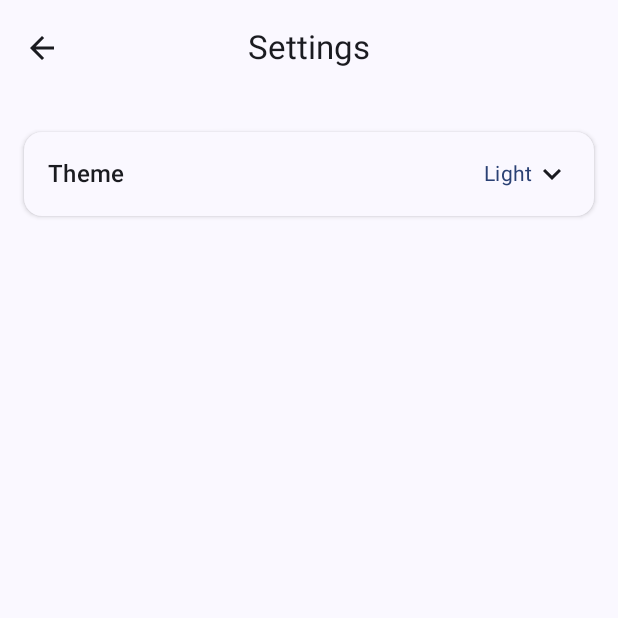
After one commit to PiotrKedz/KPZ25_CORE2, an Android app built with Jetpack Compose: the SettingsActivity screen opened directly, with no data from a screen before it, on a phone screen of 412 x 824 dp, the top half of it. The commit adds this screen. Run offline under Robolectric (Android 15) with nearby library versions, the phone set to English and light mode, and no system bars.

Commit message:
added settings screen and theme option, not fully working yet

```diff
--- a/app/src/main/AndroidManifest.xml
+++ b/app/src/main/AndroidManifest.xml
@@ -29,6 +29,10 @@
             android:exported="false"
             android:theme="@style/Theme.InnerTemp" />
         <activity
+            android:name=".SettingsActivity"
+            android:exported="false"
+            android:theme="@style/Theme.InnerTemp" />
+        <activity
             android:name=".MainActivity"
             android:exported="true"
             android:label="@string/app_name"
--- /dev/null
+++ b/app/src/main/java/com/example/innertemp/SettingsActivity.kt
@@ -0,0 +1,212 @@
+package com.example.innertemp
+
+import android.os.Bundle
+import androidx.activity.ComponentActivity
+import androidx.activity.compose.setContent
+import androidx.compose.foundation.clickable
+import androidx.compose.foundation.layout.Column
+import androidx.compose.foundation.layout.Row
+import androidx.compose.foundation.layout.Spacer
+import androidx.compose.foundation.layout.fillMaxSize
+import androidx.compose.foundation.layout.fillMaxWidth
+import androidx.compose.foundation.layout.height
+import androidx.compose.foundation.layout.padding
+import androidx.compose.material.icons.Icons
+import androidx.compose.material.icons.filled.ArrowBack
+import androidx.compose.material.icons.filled.KeyboardArrowDown
+import androidx.compose.material.icons.filled.KeyboardArrowUp
+import androidx.compose.material3.Card
+import androidx.compose.material3.CardDefaults
+import androidx.compose.material3.ExperimentalMaterial3Api
+import androidx.compose.material3.Icon
+import androidx.compose.material3.IconButton
+import androidx.compose.material3.MaterialTheme
+import androidx.compose.material3.RadioButton
+import androidx.compose.material3.Scaffold
+import androidx.compose.material3.Surface
+import androidx.compose.material3.Text
+import androidx.compose.material3.TopAppBar
+import androidx.compose.runtime.Composable
+import androidx.compose.runtime.getValue
+import androidx.compose.runtime.mutableStateOf
+import androidx.compose.runtime.remember
+import androidx.compose.runtime.setValue
+import androidx.compose.ui.Alignment
+import androidx.compose.ui.Modifier
+import androidx.compose.ui.platform.LocalContext
+import androidx.compose.ui.text.font.FontWeight
+import androidx.compose.ui.text.style.TextAlign
+import androidx.compose.ui.unit.dp
+import com.example.innertemp.ui.theme.InnerTempTheme
+import android.content.Context
+
+class SettingsActivity : ComponentActivity() {
+    override fun onCreate(savedInstanceState: Bundle?) {
+        super.onCreate(savedInstanceState)
+
+        val sharedPref = getSharedPreferences("app_settings", Context.MODE_PRIVATE)
+        val savedTheme = sharedPref.getString("theme", "Light") ?: "Light"
+        val useDarkTheme = savedTheme == "Dark"
+
+        setContent {
+            InnerTempTheme(darkTheme = useDarkTheme) {
+                Surface(
+                    modifier = Modifier.fillMaxSize(),
+                    color = MaterialTheme.colorScheme.background
+                ) {
+                    SettingsScreen(
+                        onBack = { finish() },
+                        onThemeChanged = {
+                            finish()
+                            startActivity(intent)
+                            overridePendingTransition(android.R.anim.fade_in, android.R.anim.fade_out)
+                        }
+                    )
+                }
+            }
+        }
+    }
+}
+
+@OptIn(ExperimentalMaterial3Api::class)
+@Composable
+fun SettingsScreen(onBack: () -> Unit, onThemeChanged: () -> Unit) {
+    val context = LocalContext.current
+    var isThemeExpanded by remember { mutableStateOf(false) }
+
+    val sharedPref = context.getSharedPreferences("app_settings", Context.MODE_PRIVATE)
+    var selectedTheme by remember {
+        mutableStateOf(sharedPref.getString("theme", "Light") ?: "Light")
+    }
+
+    fun saveThemePreference(theme: String) {
+        with(sharedPref.edit()) {
+            putString("theme", theme)
+            apply()
+        }
+        selectedTheme = theme
+        onThemeChanged()
+    }
+
+    Scaffold(
+        topBar = {
+            TopAppBar(
+                title = {
+                    Text(
+                        "Settings",
+                        modifier = Modifier.fillMaxWidth(),
+                        textAlign = TextAlign.Center
+                    )
+                },
+                navigationIcon = {
+                    IconButton(onClick = { onBack() }) {
+                        Icon(Icons.Filled.ArrowBack, contentDescription = "Back")
+                    }
+                },
+                actions = {
+                    IconButton(onClick = { /* Do nothing */ }) {
+                        Icon(
+                            imageVector = Icons.Filled.ArrowBack,
+                            contentDescription = null,
+                            tint = MaterialTheme.colorScheme.background
+                        )
+                    }
+                }
+            )
+        }
+    ) { paddingValues ->
+        Column(
+            modifier = Modifier
+                .padding(paddingValues)
+                .fillMaxSize()
+                .padding(16.dp)
+        ) {
+            Card(
+                modifier = Modifier
+                    .fillMaxWidth()
+                    .padding(vertical = 8.dp),
+                elevation = CardDefaults.cardElevation(defaultElevation = 2.dp),
+                colors = CardDefaults.cardColors(containerColor = MaterialTheme.colorScheme.surface)
+            ) {
+                Column(
+                    modifier = Modifier
+                        .fillMaxWidth()
+                        .padding(16.dp)
+                ) {
+                    Row(
+                        modifier = Modifier
+                            .fillMaxWidth()
+                            .clickable { isThemeExpanded = !isThemeExpanded },
+                        verticalAlignment = Alignment.CenterVertically
+                    ) {
+                        Text(
+                            text = "Theme",
+                            style = MaterialTheme.typography.titleMedium,
+                            fontWeight = FontWeight.Medium,
+                            modifier = Modifier.weight(1f)
+                        )
+
+                        Text(
+                            text = selectedTheme,
+                            style = MaterialTheme.typography.bodyMedium,
+                            color = MaterialTheme.colorScheme.primary
+                        )
+
+                        Icon(
+                            imageVector = if (isThemeExpanded) Icons.Default.KeyboardArrowUp else Icons.Default.KeyboardArrowDown,
+                            contentDescription = if (isThemeExpanded) "Collapse" else "Expand"
+                        )
+                    }
+
+                    if (isThemeExpanded) {
+                        Spacer(modifier = Modifier.height(8.dp))
+
+                        Row(
+                            modifier = Modifier
+                                .fillMaxWidth()
+                                .padding(vertical = 8.dp)
+                                .clickable {
+                                    saveThemePreference("Light")
+                                },
+                            verticalAlignment = Alignment.CenterVertically
+                        ) {
+                            RadioButton(
+                                selected = selectedTheme == "Light",
+                                onClick = {
+                                    saveThemePreference("Light")
+                                }
+                            )
+                            Text(
+                                text = "Light",
+                                style = MaterialTheme.typography.bodyMedium,
+                                modifier = Modifier.padding(start = 8.dp)
+                            )
+                        }
+
+                        Row(
+                            modifier = Modifier
+                                .fillMaxWidth()
+                                .padding(vertical = 8.dp)
+                                .clickable {
+                                    saveThemePreference("Dark")
+                                },
+                            verticalAlignment = Alignment.CenterVertically
+                        ) {
+                            RadioButton(
+                                selected = selectedTheme == "Dark",
+                                onClick = {
+                                    saveThemePreference("Dark")
+                                }
+                            )
+                            Text(
+                                text = "Dark",
+                                style = MaterialTheme.typography.bodyMedium,
+                                modifier = Modifier.padding(start = 8.dp)
+                            )
+                        }
+                    }
+                }
+            }
+        }
+    }
+}
```
Also changed, not shown: app/src/main/java/com/example/innertemp/ProfileActivity.kt (+6 -5 lines), app/src/main/java/com/example/innertemp/ThemeManager.kt (added, +27 -0 lines), 228 other files.
